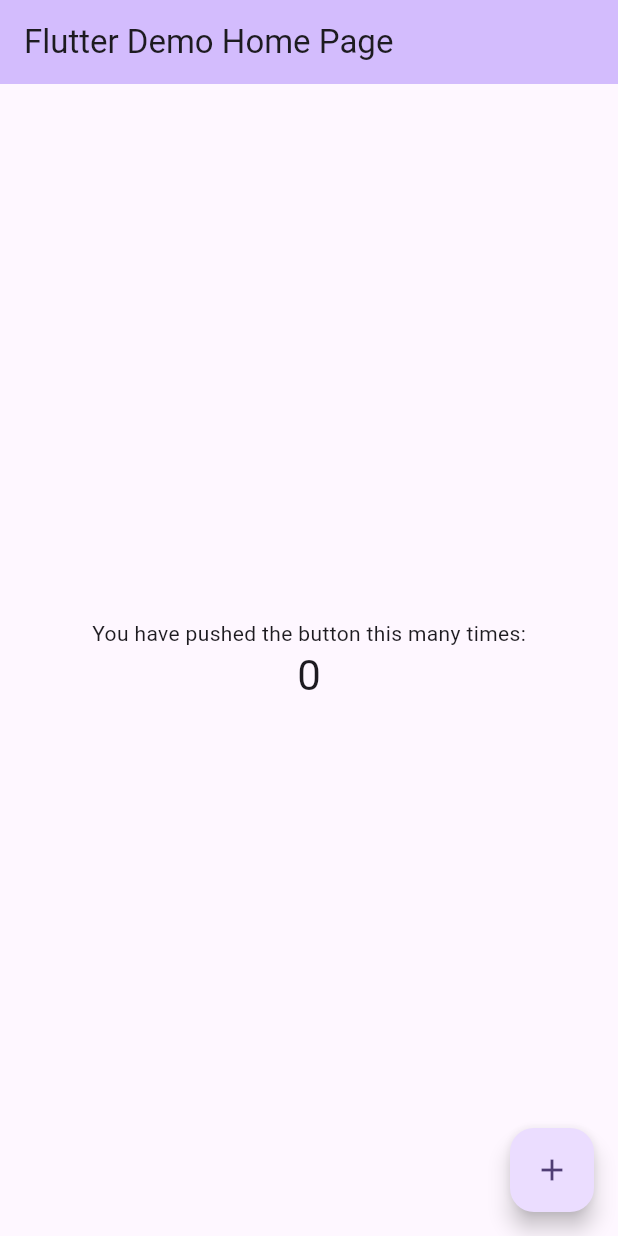
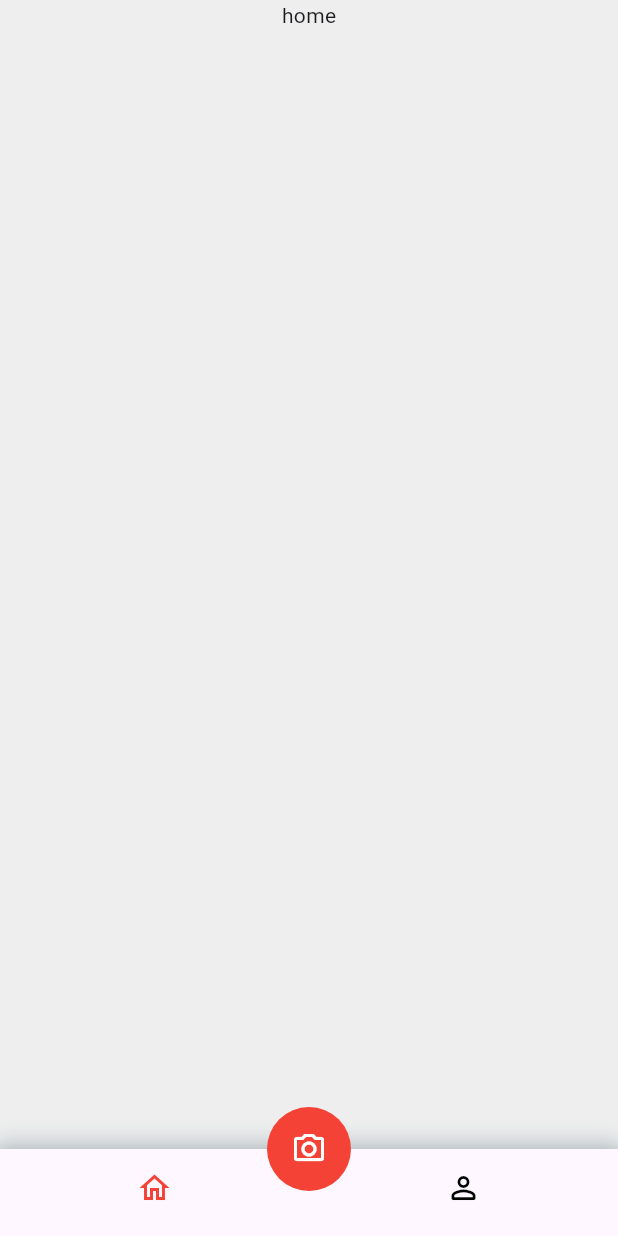
Before and after one commit to irshandyaditya/AgePlay, a Flutter app: the screen it shows after launch, on a phone screen of 412 x 824 dp. Run offline on Flutter 3.47's test engine with Material 3 defaults, Android fonts, the light colour scheme and no system bars.

Commit message:
Bottom Navbar

```diff
--- a/lib/main.dart
+++ b/lib/main.dart
@@ -1,125 +1,29 @@
 import 'package:flutter/material.dart';
+import 'package:age_play/pages/home_page.dart';
+import 'package:age_play/pages/profile.dart';
+import 'package:age_play/pages/camera.dart';
+
 
 void main() {
-  runApp(const MyApp());
+  runApp(MyApp());
 }
 
 class MyApp extends StatelessWidget {
-  const MyApp({super.key});
-
-  // This widget is the root of your application.
   @override
   Widget build(BuildContext context) {
     return MaterialApp(
-      title: 'Flutter Demo',
+      title: 'AgePlay',
       theme: ThemeData(
-        // This is the theme of your application.
-        //
-        // TRY THIS: Try running your application with "flutter run". You'll see
-        // the application has a purple toolbar. Then, without quitting the app,
-        // try changing the seedColor in the colorScheme below to Colors.green
-        // and then invoke "hot reload" (save your changes or press the "hot
-        // reload" button in a Flutter-supported IDE, or press "r" if you used
-        // the command line to start the app).
-        //
-        // Notice that the counter didn't reset back to zero; the application
-        // state is not lost during the reload. To reset the state, use hot
-        // restart instead.
-        //
-        // This works for code too, not just values: Most code changes can be
-        // tested with just a hot reload.
-        colorScheme: ColorScheme.fromSeed(seedColor: Colors.deepPurple),
-        useMaterial3: true,
+        primarySwatch: Colors.red,
+        visualDensity: VisualDensity.adaptivePlatformDensity,
       ),
-      home: const MyHomePage(title: 'Flutter Demo Home Page'),
+      initialRoute: '/home',
+      routes: {
+        // '/': (context) => SplashScreen(),
+        '/home': (context) => HomePage(),
+        '/profile': (context) => Profile(),
+        '/camera': (context) => Camera(),
+      },
     );
   }
 }
-
-class MyHomePage extends StatefulWidget {
-  const MyHomePage({super.key, required this.title});
-
-  // This widget is the home page of your application. It is stateful, meaning
-  // that it has a State object (defined below) that contains fields that affect
-  // how it looks.
-
-  // This class is the configuration for the state. It holds the values (in this
-  // case the title) provided by the parent (in this case the App widget) and
-  // used by the build method of the State. Fields in a Widget subclass are
-  // always marked "final".
-
-  final String title;
-
-  @override
-  State<MyHomePage> createState() => _MyHomePageState();
-}
-
-class _MyHomePageState extends State<MyHomePage> {
-  int _counter = 0;
-
-  void _incrementCounter() {
-    setState(() {
-      // This call to setState tells the Flutter framework that something has
-      // changed in this State, which causes it to rerun the build method below
-      // so that the display can reflect the updated values. If we changed
-      // _counter without calling setState(), then the build method would not be
-      // called again, and so nothing would appear to happen.
-      _counter++;
-    });
-  }
-
-  @override
-  Widget build(BuildContext context) {
-    // This method is rerun every time setState is called, for instance as done
-    // by the _incrementCounter method above.
-    //
-    // The Flutter framework has been optimized to make rerunning build methods
-    // fast, so that you can just rebuild anything that needs updating rather
-    // than having to individually change instances of widgets.
-    return Scaffold(
-      appBar: AppBar(
-        // TRY THIS: Try changing the color here to a specific color (to
-        // Colors.amber, perhaps?) and trigger a hot reload to see the AppBar
-        // change color while the other colors stay the same.
-        backgroundColor: Theme.of(context).colorScheme.inversePrimary,
-        // Here we take the value from the MyHomePage object that was created by
-        // the App.build method, and use it to set our appbar title.
-        title: Text(widget.title),
-      ),
-      body: Center(
-        // Center is a layout widget. It takes a single child and positions it
-        // in the middle of the parent.
-        child: Column(
-          // Column is also a layout widget. It takes a list of children and
-          // arranges them vertically. By default, it sizes itself to fit its
-          // children horizontally, and tries to be as tall as its parent.
-          //
-          // Column has various properties to control how it sizes itself and
-          // how it positions its children. Here we use mainAxisAlignment to
-          // center the children vertically; the main axis here is the vertical
-          // axis because Columns are vertical (the cross axis would be
-          // horizontal).
-          //
-          // TRY THIS: Invoke "debug painting" (choose the "Toggle Debug Paint"
-          // action in the IDE, or press "p" in the console), to see the
-          // wireframe for each widget.
-          mainAxisAlignment: MainAxisAlignment.center,
-          children: <Widget>[
-            const Text(
-              'You have pushed the button this many times:',
-            ),
-            Text(
-              '$_counter',
-              style: Theme.of(context).textTheme.headlineMedium,
-            ),
-          ],
-        ),
-      ),
-      floatingActionButton: FloatingActionButton(
-        onPressed: _incrementCounter,
-        tooltip: 'Increment',
-        child: const Icon(Icons.add),
-      ), // This trailing comma makes auto-formatting nicer for build methods.
-    );
-  }
-}
--- /dev/null
+++ b/lib/pages/home_page.dart
@@ -0,0 +1,46 @@
+import 'package:flutter/material.dart';
+import 'package:age_play/widgets/bottom_navbar.dart';
+
+class HomePage extends StatefulWidget {
+  @override
+  _HomePageState createState() => _HomePageState();
+}
+
+class _HomePageState extends State<HomePage> {
+  int _currentIndex = 0;
+
+  @override
+  Widget build(BuildContext context) {
+    return Scaffold(
+      backgroundColor: Colors.grey[200],
+      body: SafeArea(
+        child: SingleChildScrollView(
+          child: Column(
+            children: [
+              Center(
+                child: Text('home'),
+              )
+            ],
+          ),
+        ),
+      ),
+      floatingActionButton: FloatingActionButton(
+          onPressed: () {
+            // Action for central button
+            Navigator.pushNamed(context, '/camera');
+        },
+        elevation: 0,
+        shape: CircleBorder(),
+        child: Icon(Icons.camera_alt_outlined, color: Colors.white,),
+        backgroundColor: Colors.red, // Red color for the central button
+      ),
+      floatingActionButtonLocation: FloatingActionButtonLocation.centerDocked,
+      bottomNavigationBar: BottomNavBarWidget(
+        currentIndex: _currentIndex,
+        onTap: (index){
+          _currentIndex = index;
+        }
+      ),
+    );
+  }
+}
--- /dev/null
+++ b/lib/widgets/bottom_navbar.dart
@@ -0,0 +1,52 @@
+import 'package:flutter/material.dart';
+
+class BottomNavBarWidget extends StatelessWidget {
+  final int currentIndex;
+  final Function(int) onTap;
+
+  const BottomNavBarWidget({
+    required this.currentIndex,
+    required this.onTap,
+  });
+
+  @override
+  Widget build(BuildContext context) {
+    return Container(
+      decoration: BoxDecoration(
+        color: Colors.white,
+        boxShadow: [
+          BoxShadow(
+            color: Colors.blueGrey.withOpacity(0.3), // Warna shadow
+            spreadRadius: 2,
+            blurRadius: 10, // Semakin tinggi blur, semakin lembut shadow
+            offset: Offset(0, -4), // Offset ke atas
+          ),
+        ],
+      ),
+      child: BottomNavigationBar(
+        currentIndex: currentIndex,
+        selectedItemColor: Colors.red,
+        unselectedItemColor: Colors.black,
+        showSelectedLabels: false,
+        showUnselectedLabels: false,
+        type: BottomNavigationBarType.fixed,
+        onTap: (index) {
+          if (index == 0) {
+            Navigator.pushNamed(context, '/home');
+          }
+          if (index == 1) {
+            Navigator.pushNamed(context, '/profile');
+          }
+          // if (index == 2) {
+          //   Navigator.pushNamed(context, '/profile');
+          // }
+          onTap(index); // Tetap panggil fungsi onTap eksternal
+        },
+        items: const [
+          BottomNavigationBarItem(icon: Icon(Icons.home_outlined), label: 'Home'),
+          BottomNavigationBarItem(icon: Icon(Icons.person_outline_rounded), label: 'Profile'),
+        ],
+      ),
+    );
+  }
+}
--- a/pubspec.yaml
+++ b/pubspec.yaml
@@ -35,6 +35,9 @@ dependencies:
   # The following adds the Cupertino Icons font to your application.
   # Use with the CupertinoIcons class for iOS style icons.
   cupertino_icons: ^1.0.8
+  camera: ^0.11.0+2
+  path_provider: ^2.1.5
+  path: ^1.9.0
 
 dev_dependencies:
   flutter_test:
```
Also changed, not shown: lib/pages/camera.dart (added, +46 -0 lines), lib/pages/profile.dart (added, +46 -0 lines), pubspec.lock, 2 other files.
